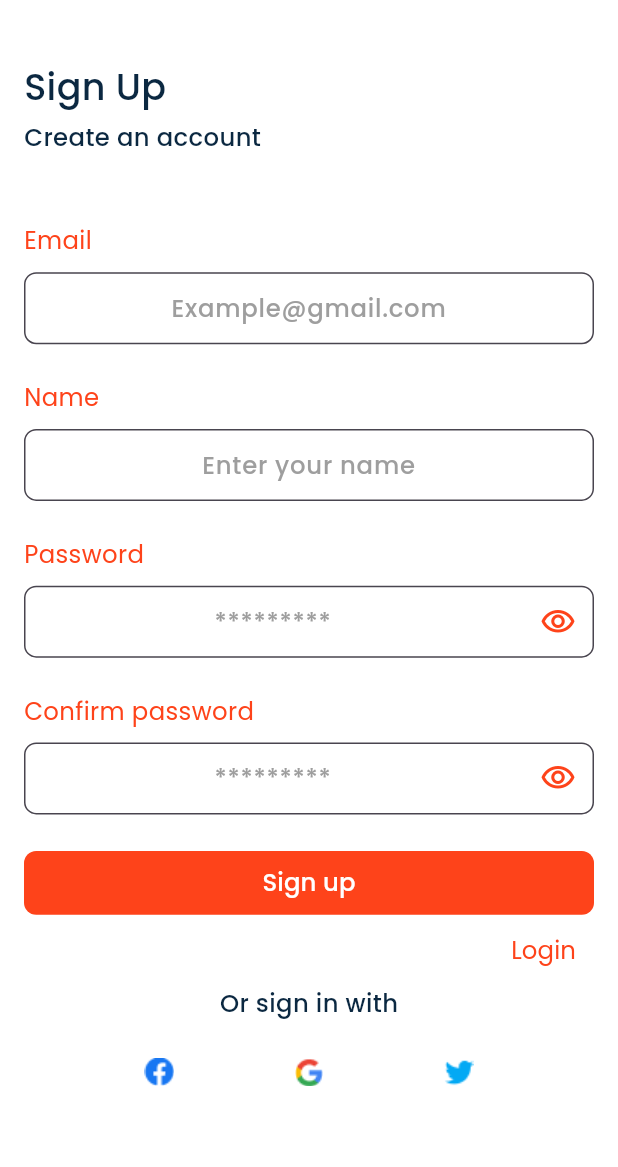
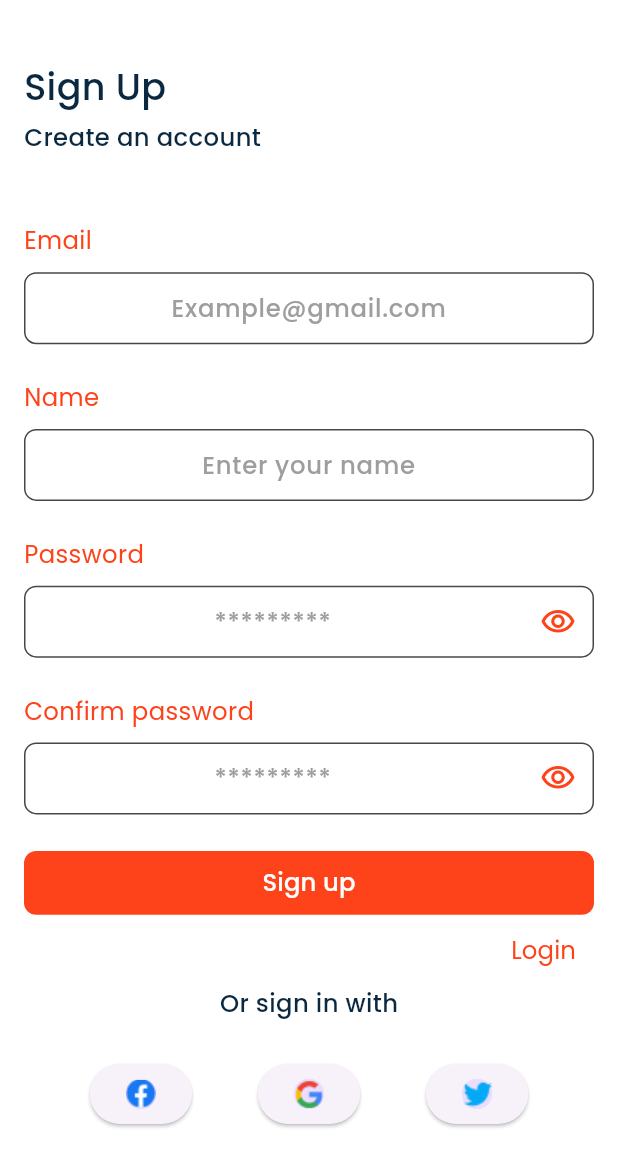
Before and after one commit to mahmoudsaber11/Store_Ify, a Flutter app: the SignUpView screen opened by its route, on a phone screen of 412 x 824 dp. Shown: the top 1167 px of the screen. Run offline on Flutter 3.47's test engine with Material 3 defaults, Android fonts, the phone set to English and light mode, and no system bars; our stand-ins replace conditional_builder_null_safety, dartz, dio, equatable, flutter_bloc, flutter_screenutil and 9 more; accounts and stored records are empty.

```diff
--- a/lib/config/routes/app_router.dart
+++ b/lib/config/routes/app_router.dart
@@ -12,6 +12,7 @@ import 'package:store_ify/features/auth/presentation/views/reset_password_view.d
 import 'package:store_ify/features/auth/presentation/views/sign_up_view.dart';
 import 'package:store_ify/features/auth/presentation/views/verification_view.dart';
 import 'package:store_ify/features/categories/presentation/view/categories_view.dart';
+import 'package:store_ify/features/layout/presentation/views/layout_view.dart';
 import 'package:store_ify/features/on_boarding/presentation/cubit/on_boarding_cubit.dart';
 import 'package:store_ify/features/on_boarding/presentation/views/on_boarding_view.dart';
 import 'package:store_ify/features/product_details/presentation/view/product_details_view.dart';
@@ -80,8 +81,8 @@ class AppRouter {
           ),
         );
 
-      // case Routes.storeifyLayoutViewRoute:
-      //   return MaterialPageRoute(builder: (context) => const StoreIfyLayout());
+      case Routes.storeifyLayoutViewRoute:
+        return MaterialPageRoute(builder: (context) => const StoreIfyLayout());
 
       case Routes.categoriesViewRoute:
         return MaterialPageRoute(builder: (context) => const CategoriesView());
--- a/lib/core/widgets/custom_category_item.dart
+++ b/lib/core/widgets/custom_category_item.dart
@@ -24,10 +24,10 @@ class CustomCategoryItem extends StatelessWidget {
             width: 169.w,
             decoration: BoxDecoration(
               borderRadius: BorderRadius.circular(10.0),
-              image: const DecorationImage(
+              image: DecorationImage(
                 image: AssetImage(
-                  AppAssets.categories,
-                ), // Provide the image path
+                    // AppAssets.categories,
+                    "${categoriesModel.image}"), // Provide the image path
                 //  fit: BoxFit.fill, // Adjust the BoxFit as needed
               ),
             ),
--- a/lib/features/auth/presentation/widgets/sign_with_social.dart
+++ b/lib/features/auth/presentation/widgets/sign_with_social.dart
@@ -1,4 +1,5 @@
 import 'package:flutter/material.dart';
+import 'package:flutter_screenutil/flutter_screenutil.dart';
 import 'package:store_ify/core/utils/app_assets.dart';
 
 class SignWithSocial extends StatelessWidget {
@@ -9,9 +10,29 @@ class SignWithSocial extends StatelessWidget {
     return Row(
       mainAxisAlignment: MainAxisAlignment.spaceEvenly,
       children: <Widget>[
-        InkWell(onTap: () {}, child: Image.asset(AppAssets.imagesFacebook)),
-        InkWell(onTap: () {}, child: Image.asset(AppAssets.imagesGoogle)),
-        InkWell(onTap: () {}, child: Image.asset(AppAssets.imagesTwitter)),
+        ElevatedButton(
+          onPressed: () {},
+          child: CircleAvatar(
+              radius: 10.r,
+              child: Image.asset(
+                AppAssets.imagesFacebook,
+              )),
+        ),
+        ElevatedButton(
+          onPressed: () {},
+          child: CircleAvatar(
+              radius: 10.r,
+              child: Image.asset(
+                AppAssets.imagesGoogle,
+              )),
+        ),
+        ElevatedButton(
+          onPressed: () {},
+          child: CircleAvatar(
+            radius: 10.r,
+            child: Image.asset(AppAssets.imagesTwitter),
+          ),
+        ),
       ],
     );
   }
```
Also changed, not shown: lib/core/api/dio_consumer.dart (+1 -31 lines), pubspec.lock.
